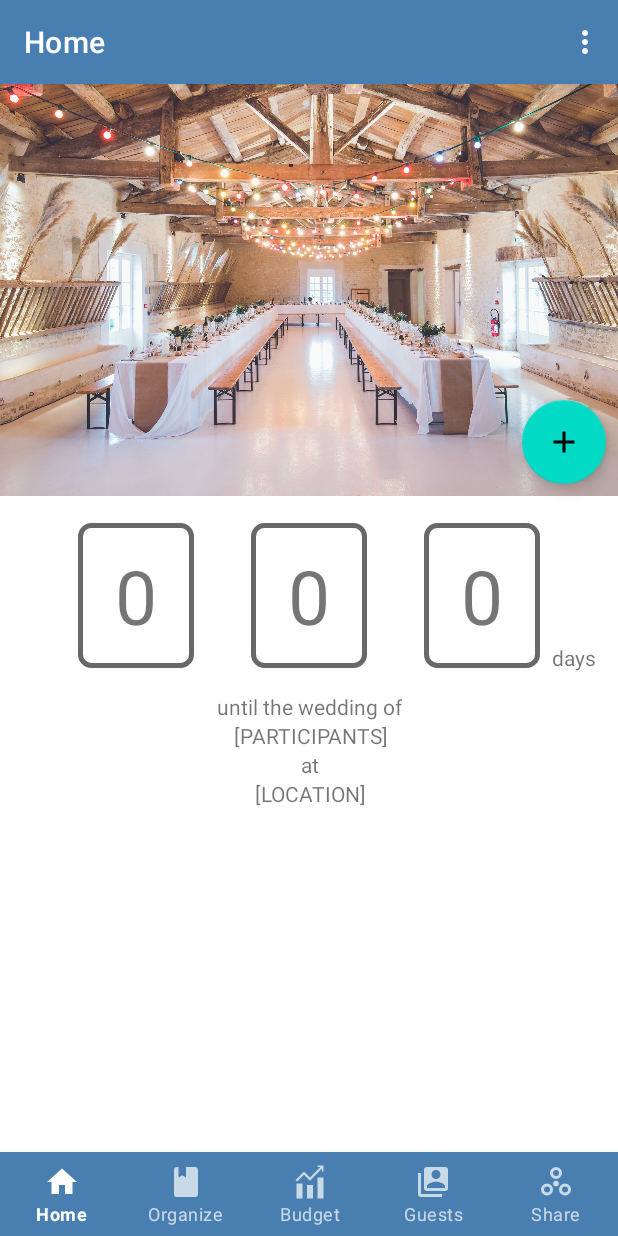
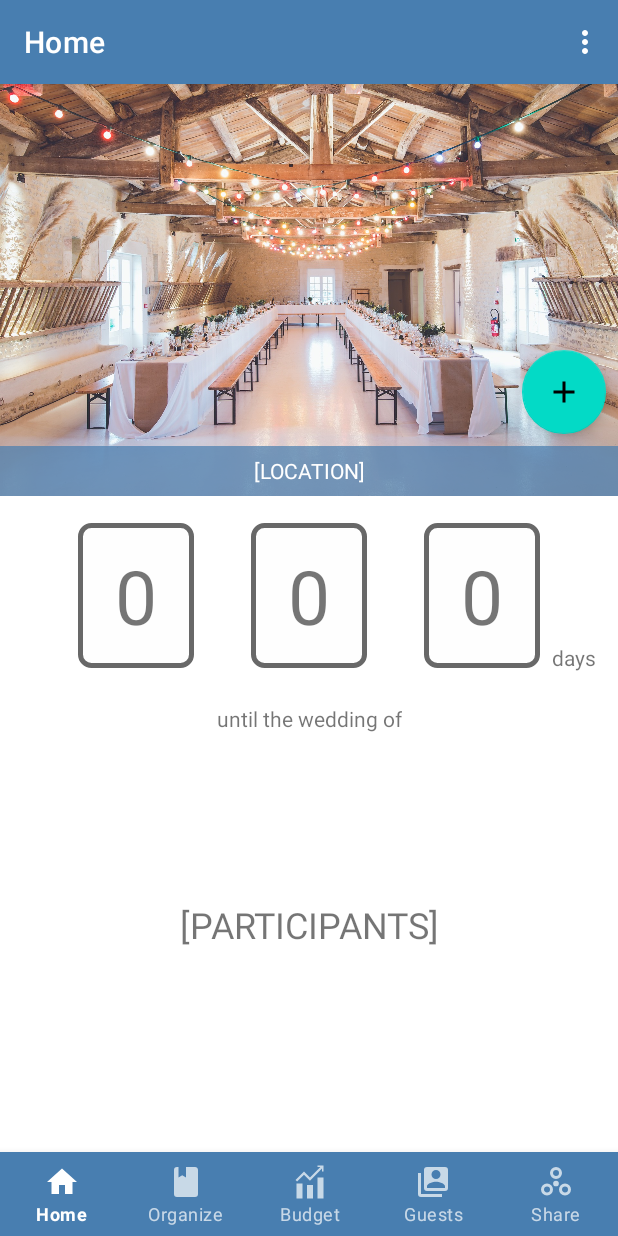
Before and after one commit to sainbres/WeddingFlow, an Android app: the HomeFragment screen opened directly, with no data from a screen before it, on a phone screen of 412 x 824 dp. Run offline under Robolectric (Android 15) with nearby library versions, the phone set to English and light mode, and no system bars; libraries missing offline, so code that uses them is left out: android.support.design, com.raizlabs.android.

Commit message:
WF-39: refactor fragment_home.xml to change design of home fragment for improvements

```diff
--- a/app/src/main/res/layout/fragment_home.xml
+++ b/app/src/main/res/layout/fragment_home.xml
@@ -31,7 +31,7 @@
         android:focusable="true"
         android:src="@drawable/ic_plus"
         android:tint="@color/colorWhite"
-        app:layout_constraintBottom_toBottomOf="@+id/weddingPhotoImageView"
+        app:layout_constraintBottom_toTopOf="@+id/locationLine"
         app:layout_constraintEnd_toEndOf="parent" />
 
     <TextView
@@ -77,17 +77,17 @@
         android:layout_width="wrap_content"
         android:layout_height="wrap_content"
         android:layout_marginStart="8dp"
-        android:layout_marginTop="106dp"
+        android:layout_marginTop="98dp"
         android:text="@string/home_days"
         app:layout_constraintStart_toEndOf="@+id/countdownLittle"
-        app:layout_constraintTop_toBottomOf="@+id/addPhotoFAB" />
+        app:layout_constraintTop_toBottomOf="@+id/locationLine" />
 
     <TextView
         android:id="@+id/firstLine"
         android:layout_width="wrap_content"
         android:layout_height="wrap_content"
         android:layout_marginStart="8dp"
-        android:layout_marginTop="16dp"
+        android:layout_marginTop="24dp"
         android:layout_marginEnd="8dp"
         android:text="@string/home_first_line"
         android:textAlignment="center"
@@ -98,41 +98,31 @@
     <TextView
         android:id="@+id/participantsLine"
         android:layout_width="wrap_content"
-        android:layout_height="19dp"
+        android:layout_height="wrap_content"
         android:layout_marginStart="8dp"
         android:layout_marginEnd="8dp"
+        android:layout_marginBottom="24dp"
         android:text="@string/home_participants"
         android:textAlignment="center"
-        android:textSize="14sp"
+        android:textSize="24sp"
+        app:layout_constraintBottom_toBottomOf="parent"
         app:layout_constraintEnd_toEndOf="parent"
         app:layout_constraintHorizontal_bias="0.502"
         app:layout_constraintStart_toStartOf="parent"
         app:layout_constraintTop_toBottomOf="@+id/firstLine" />
 
     <TextView
-        android:id="@+id/secondLine"
-        android:layout_width="wrap_content"
-        android:layout_height="wrap_content"
-        android:layout_marginStart="8dp"
-        android:layout_marginEnd="8dp"
-        android:text="@string/home_second_line"
-        android:textAlignment="center"
-        app:layout_constraintEnd_toEndOf="parent"
-        app:layout_constraintHorizontal_bias="0.502"
-        app:layout_constraintStart_toStartOf="parent"
-        app:layout_constraintTop_toBottomOf="@+id/participantsLine" />
-
-    <TextView
         android:id="@+id/locationLine"
-        android:layout_width="wrap_content"
-        android:layout_height="wrap_content"
-        android:layout_marginStart="8dp"
-        android:layout_marginEnd="8dp"
+        android:layout_width="0dp"
+        android:layout_height="33dp"
+        android:background="@color/colorPrimaryTrans"
+        android:gravity="center"
         android:text="@string/home_location"
+        android:textColor="@color/colorWhite"
         android:textAlignment="center"
         android:textSize="14sp"
-        app:layout_constraintEnd_toEndOf="parent"
+        app:layout_constraintBottom_toBottomOf="@+id/weddingPhotoImageView"
+        app:layout_constraintEnd_toEndOf="@+id/weddingPhotoImageView"
         app:layout_constraintHorizontal_bias="0.502"
-        app:layout_constraintStart_toStartOf="parent"
-        app:layout_constraintTop_toBottomOf="@+id/secondLine" />
+        app:layout_constraintStart_toStartOf="@+id/weddingPhotoImageView" />
 </android.support.constraint.ConstraintLayout>
--- a/app/src/main/res/values/colors.xml
+++ b/app/src/main/res/values/colors.xml
@@ -6,6 +6,7 @@
     <color name="colorGreyAccent">#686868</color>
     <color name="colorError">#b00200</color>
     <color name="colorWhite">#ffffff</color>
+    <color name="colorPrimaryTrans">#b3487EB0</color>
     <color name="colorWhiteTrans">#b3ffffff</color>
     <color name="colorLightGrey">#c6c6c6</color>
 
```
